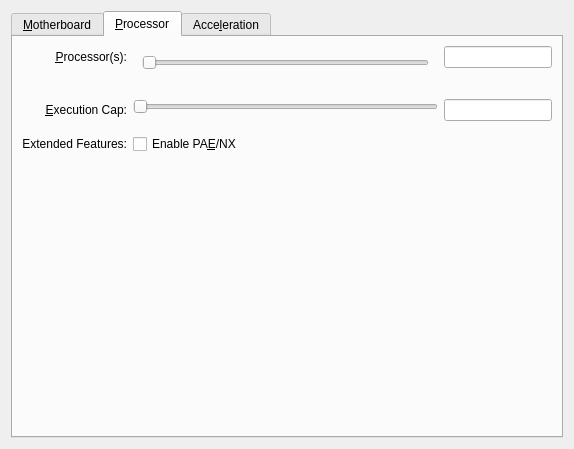
Qt form vbox/src/VBox/Frontends/VirtualBox/src/settings/machine/UIMachineSettingsSystem.ui (jljuxgm/vboxgit) before a commit.
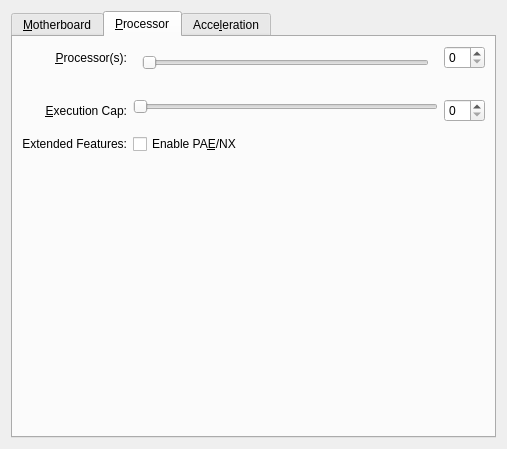
The same form after that commit. The open tabs and pages were chosen to show the change. Icons and pictures are not drawn. Custom widgets are drawn as their Qt base class.

Commit message:
commit_47274 ------------------------------------------------------------------------ r47274 | vboxsync | 2013-07-20 01:42:33 +0800 (Sat, 20 Jul 2013) | 1 line
FE/Qt: Machine settings: System page: Cleanup/rework (part 9): Replace line-editors with spin-boxes.
------------------------------------------------------------------------

The edit to the form file:
```diff
--- a/vbox/src/VBox/Frontends/VirtualBox/src/settings/machine/UIMachineSettingsSystem.ui
+++ b/vbox/src/VBox/Frontends/VirtualBox/src/settings/machine/UIMachineSettingsSystem.ui
@@ -89,13 +89,7 @@
        <item row="0" column="3">
         <layout class="QHBoxLayout">
          <item>
-          <widget class="QILineEdit" name="m_pEditorMemorySize">
-           <property name="sizePolicy">
-            <sizepolicy hsizetype="Minimum" vsizetype="Fixed">
-             <horstretch>0</horstretch>
-             <verstretch>0</verstretch>
-            </sizepolicy>
-           </property>
+          <widget class="QSpinBox" name="m_pEditorMemorySize">
            <property name="whatsThis">
             <string>Controls the amount of memory provided to the virtual machine. If you assign too much, the machine might not start.</string>
            </property>
@@ -447,13 +441,7 @@
         </widget>
        </item>
        <item row="0" column="2">
-        <widget class="QILineEdit" name="m_pEditorCPUCount">
-         <property name="sizePolicy">
-          <sizepolicy hsizetype="Minimum" vsizetype="Fixed">
-           <horstretch>0</horstretch>
-           <verstretch>0</verstretch>
-          </sizepolicy>
-         </property>
+        <widget class="QSpinBox" name="m_pEditorCPUCount">
          <property name="whatsThis">
           <string>Controls the number of virtual CPUs in the virtual machine. You need hardware virtualization support on your host system to use more than one virtual CPU.</string>
          </property>
@@ -516,13 +504,7 @@
         </layout>
        </item>
        <item row="2" column="2">
-        <widget class="QILineEdit" name="m_pEditorCPUExecCap">
-         <property name="sizePolicy">
-          <sizepolicy hsizetype="Minimum" vsizetype="Fixed">
-           <horstretch>0</horstretch>
-           <verstretch>0</verstretch>
-          </sizepolicy>
-         </property>
+        <widget class="QSpinBox" name="m_pEditorCPUExecCap">
          <property name="whatsThis">
           <string>Limits the amount of time that each virtual CPU is allowed to run for. Each virtual CPU will be allowed to use up to this percentage of the processing time available on one physical CPU. The execution cap can be disabled by setting it to 100%. Setting the cap too low can make the machine feel slow to respond.</string>
          </property>
@@ -632,11 +614,6 @@
    <extends>QListWidget</extends>
    <header>UIBootTable.h</header>
   </customwidget>
-  <customwidget>
-   <class>QILineEdit</class>
-   <extends>QLineEdit</extends>
-   <header>QILineEdit.h</header>
-  </customwidget>
   <customwidget>
    <class>QIAdvancedSlider</class>
    <extends>QSlider</extends>
```
Left out of the diff: 2 changed lines with no effect on the pictures. The commit also changes 2 other files.
